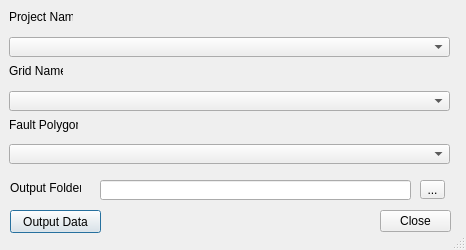
Qt form dialog.ui (SeisWare/FaultSealAnalysis) before a commit.
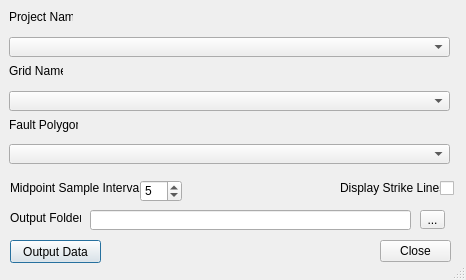
The same form after that commit.

Commit message: dialog box edits

```diff
--- a/dialog.ui
+++ b/dialog.ui
@@ -7,7 +7,7 @@
     <x>0</x>
     <y>0</y>
     <width>466</width>
-    <height>250</height>
+    <height>280</height>
    </rect>
   </property>
   <property name="sizePolicy">
@@ -19,13 +19,13 @@
   <property name="minimumSize">
    <size>
     <width>466</width>
-    <height>250</height>
+    <height>280</height>
    </size>
   </property>
   <property name="maximumSize">
    <size>
     <width>466</width>
-    <height>250</height>
+    <height>280</height>
    </size>
   </property>
   <property name="windowTitle">
@@ -110,7 +110,7 @@
    <property name="geometry">
     <rect>
      <x>10</x>
-     <y>180</y>
+     <y>210</y>
      <width>71</width>
      <height>16</height>
     </rect>
@@ -122,9 +122,9 @@
   <widget class="QLineEdit" name="folderLocation">
    <property name="geometry">
     <rect>
-     <x>100</x>
-     <y>180</y>
-     <width>311</width>
+     <x>90</x>
+     <y>210</y>
+     <width>321</width>
      <height>20</height>
     </rect>
    </property>
@@ -133,7 +133,7 @@
    <property name="geometry">
     <rect>
      <x>420</x>
-     <y>180</y>
+     <y>210</y>
      <width>25</width>
      <height>19</height>
     </rect>
@@ -146,7 +146,7 @@
    <property name="geometry">
     <rect>
      <x>10</x>
-     <y>210</y>
+     <y>240</y>
      <width>91</width>
      <height>23</height>
     </rect>
@@ -159,7 +159,7 @@
    <property name="geometry">
     <rect>
      <x>380</x>
-     <y>210</y>
+     <y>240</y>
      <width>71</width>
      <height>23</height>
     </rect>
@@ -171,6 +171,61 @@
     <set>QDialogButtonBox::Close</set>
    </property>
   </widget>
+  <widget class="QLabel" name="label_8">
+   <property name="geometry">
+    <rect>
+     <x>10</x>
+     <y>180</y>
+     <width>131</width>
+     <height>16</height>
+    </rect>
+   </property>
+   <property name="text">
+    <string>Midpoint Sample Interval</string>
+   </property>
+  </widget>
+  <widget class="QSpinBox" name="midpointSampleInt">
+   <property name="geometry">
+    <rect>
+     <x>140</x>
+     <y>180</y>
+     <width>42</width>
+     <height>22</height>
+    </rect>
+   </property>
+   <property name="maximum">
+    <number>300</number>
+   </property>
+   <property name="value">
+    <number>5</number>
+   </property>
+  </widget>
+  <widget class="QLabel" name="label_9">
+   <property name="geometry">
+    <rect>
+     <x>340</x>
+     <y>180</y>
+     <width>131</width>
+     <height>16</height>
+    </rect>
+   </property>
+   <property name="text">
+    <string>Display Strike Lines</string>
+   </property>
+  </widget>
+  <widget class="QCheckBox" name="checkBox">
+   <property name="geometry">
+    <rect>
+     <x>440</x>
+     <y>180</y>
+     <width>16</width>
+     <height>17</height>
+    </rect>
+   </property>
+   <property name="text">
+    <string/>
+   </property>
+  </widget>
  </widget>
  <resources/>
  <connections>
```
The commit also changes 1 other file.
